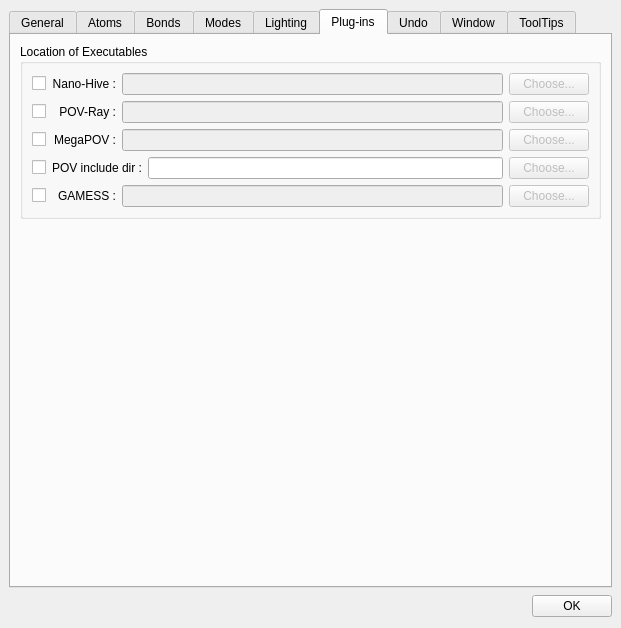
Qt form src/UserPrefsDialog.ui (kanzure/nanoengineer) before a commit.
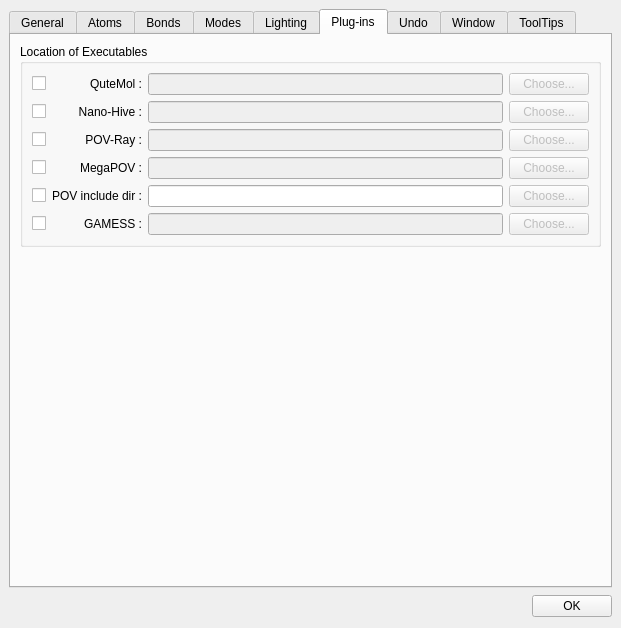
The same form after that commit. The open tabs and pages were chosen to show the change. Icons and pictures are not drawn.

Commit message: New code for QuteMol as a plug-in.

What changed in the file:
```diff
--- a/src/UserPrefsDialog.ui
+++ b/src/UserPrefsDialog.ui
@@ -3332,34 +3332,34 @@
       <attribute name="title" >
        <string>Plug-ins</string>
       </attribute>
-      <layout class="QGridLayout" >
+      <layout class="QVBoxLayout" >
        <property name="margin" >
         <number>9</number>
        </property>
        <property name="spacing" >
         <number>6</number>
        </property>
-       <item row="0" column="0" >
-        <layout class="QVBoxLayout" >
-         <property name="margin" >
-          <number>0</number>
+       <item>
+        <widget class="QGroupBox" name="file_locations_grp" >
+         <property name="title" >
+          <string>Location of Executables</string>
          </property>
-         <property name="spacing" >
-          <number>6</number>
-         </property>
-         <item>
-          <widget class="QGroupBox" name="file_locations_grp" >
-           <property name="title" >
-            <string>Location of Executables</string>
-           </property>
-           <layout class="QGridLayout" >
+         <layout class="QGridLayout" >
+          <property name="margin" >
+           <number>9</number>
+          </property>
+          <property name="spacing" >
+           <number>6</number>
+          </property>
+          <item row="0" column="0" >
+           <layout class="QVBoxLayout" >
             <property name="margin" >
-             <number>9</number>
+             <number>0</number>
             </property>
             <property name="spacing" >
              <number>6</number>
             </property>
-            <item row="4" column="0" >
+            <item>
              <layout class="QHBoxLayout" >
               <property name="margin" >
                <number>0</number>
@@ -3368,7 +3368,10 @@
                <number>6</number>
               </property>
               <item>
-               <widget class="QCheckBox" name="gamess_checkbox" >
+               <widget class="QCheckBox" name="qutemol_checkbox" >
+                <property name="enabled" >
+                 <bool>true</bool>
+                </property>
                 <property name="toolTip" >
                  <string>Enable GAMESS.</string>
                 </property>
@@ -3378,7 +3381,10 @@
                </widget>
               </item>
               <item>
-               <widget class="QLabel" name="gamess_lbl" >
+               <widget class="QLabel" name="qutemol_lbl" >
+                <property name="enabled" >
+                 <bool>true</bool>
+                </property>
                 <property name="sizePolicy" >
                  <sizepolicy>
                   <hsizetype>1</hsizetype>
@@ -3397,7 +3403,7 @@
                  <string>Enable GAMESS.</string>
                 </property>
                 <property name="text" >
-                 <string>GAMESS :</string>
+                 <string>QuteMol :</string>
                 </property>
                 <property name="alignment" >
                  <set>Qt::AlignRight|Qt::AlignTrailing|Qt::AlignVCenter</set>
@@ -3406,7 +3412,154 @@
               </item>
              </layout>
             </item>
-            <item row="3" column="0" colspan="2" >
+            <item>
+             <layout class="QHBoxLayout" >
+              <property name="margin" >
+               <number>0</number>
+              </property>
+              <property name="spacing" >
+               <number>6</number>
+              </property>
+              <item>
+               <widget class="QCheckBox" name="nanohive_checkbox" >
+                <property name="enabled" >
+                 <bool>true</bool>
+                </property>
+                <property name="toolTip" >
+                 <string>Enable Nano-Hive.</string>
+                </property>
+                <property name="text" >
+                 <string/>
+                </property>
+               </widget>
+              </item>
+              <item>
+               <widget class="QLabel" name="nanohive_lbl" >
+                <property name="enabled" >
+                 <bool>true</bool>
+                </property>
+                <property name="sizePolicy" >
+                 <sizepolicy>
+                  <hsizetype>1</hsizetype>
+                  <vsizetype>5</vsizetype>
+                  <horstretch>0</horstretch>
+                  <verstretch>0</verstretch>
+                 </sizepolicy>
+                </property>
+                <property name="minimumSize" >
+                 <size>
+                  <width>60</width>
+                  <height>0</height>
+                 </size>
+                </property>
+                <property name="toolTip" >
+                 <string>Enable Nano-Hive.</string>
+                </property>
+                <property name="text" >
+                 <string>Nano-Hive :</string>
+                </property>
+                <property name="alignment" >
+                 <set>Qt::AlignRight|Qt::AlignTrailing|Qt::AlignVCenter</set>
+                </property>
+               </widget>
+              </item>
+             </layout>
+            </item>
+            <item>
+             <layout class="QHBoxLayout" >
+              <property name="margin" >
+               <number>0</number>
+              </property>
+              <property name="spacing" >
+               <number>6</number>
+              </property>
+              <item>
+               <widget class="QCheckBox" name="povray_checkbox" >
+                <property name="toolTip" >
+                 <string>Enable POV-Ray</string>
+                </property>
+                <property name="text" >
+                 <string/>
+                </property>
+               </widget>
+              </item>
+              <item>
+               <widget class="QLabel" name="povray_lbl" >
+                <property name="sizePolicy" >
+                 <sizepolicy>
+                  <hsizetype>1</hsizetype>
+                  <vsizetype>5</vsizetype>
+                  <horstretch>0</horstretch>
+                  <verstretch>0</verstretch>
+                 </sizepolicy>
+                </property>
+                <property name="minimumSize" >
+                 <size>
+                  <width>60</width>
+                  <height>0</height>
+                 </size>
+                </property>
+                <property name="toolTip" >
+                 <string>Enable POV-Ray</string>
+                </property>
+                <property name="text" >
+                 <string>POV-Ray :</string>
+                </property>
+                <property name="alignment" >
+                 <set>Qt::AlignRight|Qt::AlignTrailing|Qt::AlignVCenter</set>
+                </property>
+               </widget>
+              </item>
+             </layout>
+            </item>
+            <item>
+             <layout class="QHBoxLayout" >
+              <property name="margin" >
+               <number>0</number>
+              </property>
+              <property name="spacing" >
+               <number>6</number>
+              </property>
+              <item>
+               <widget class="QCheckBox" name="megapov_checkbox" >
+                <property name="toolTip" >
+                 <string>Enable MegaPOV</string>
+                </property>
+                <property name="text" >
+                 <string/>
+                </property>
+               </widget>
+              </item>
+              <item>
+               <widget class="QLabel" name="megapov_lbl" >
+                <property name="sizePolicy" >
+                 <sizepolicy>
+                  <hsizetype>1</hsizetype>
+                  <vsizetype>5</vsizetype>
+                  <horstretch>0</horstretch>
+                  <verstretch>0</verstretch>
+                 </sizepolicy>
+                </property>
+                <property name="minimumSize" >
+                 <size>
+                  <width>60</width>
+                  <height>0</height>
+                 </size>
+                </property>
+                <property name="toolTip" >
+                 <string>Enable MegaPOV</string>
+                </property>
+                <property name="text" >
+                 <string>MegaPOV :</string>
+                </property>
+                <property name="alignment" >
+                 <set>Qt::AlignRight|Qt::AlignTrailing|Qt::AlignVCenter</set>
+                </property>
+               </widget>
+              </item>
+             </layout>
+            </item>
+            <item>
              <layout class="QHBoxLayout" >
               <property name="margin" >
                <number>0</number>
@@ -3442,7 +3595,7 @@
               </item>
              </layout>
             </item>
-            <item row="2" column="0" >
+            <item>
              <layout class="QHBoxLayout" >
               <property name="margin" >
                <number>0</number>
@@ -3451,7 +3604,7 @@
                <number>6</number>
               </property>
               <item>
-               <widget class="QCheckBox" name="megapov_checkbox" >
+               <widget class="QCheckBox" name="gamess_checkbox" >
                 <property name="toolTip" >
                  <string>Enable MegaPOV</string>
                 </property>
@@ -3461,7 +3614,7 @@
                </widget>
               </item>
               <item>
-               <widget class="QLabel" name="megapov_lbl" >
+               <widget class="QLabel" name="gamess_lbl" >
                 <property name="sizePolicy" >
                  <sizepolicy>
                   <hsizetype>1</hsizetype>
@@ -3480,7 +3633,7 @@
                  <string>Enable MegaPOV</string>
                 </property>
                 <property name="text" >
-                 <string>MegaPOV :</string>
+                 <string>GAMESS :</string>
                 </property>
                 <property name="alignment" >
                  <set>Qt::AlignRight|Qt::AlignTrailing|Qt::AlignVCenter</set>
@@ -3489,108 +3642,18 @@
               </item>
              </layout>
             </item>
-            <item row="1" column="0" >
-             <layout class="QHBoxLayout" >
-              <property name="margin" >
-               <number>0</number>
-              </property>
-              <property name="spacing" >
-               <number>6</number>
-              </property>
-              <item>
-               <widget class="QCheckBox" name="povray_checkbox" >
-                <property name="toolTip" >
-                 <string>Enable POV-Ray</string>
-                </property>
-                <property name="text" >
-                 <string/>
-                </property>
-               </widget>
-              </item>
-              <item>
-               <widget class="QLabel" name="povray_lbl" >
-                <property name="sizePolicy" >
-                 <sizepolicy>
-                  <hsizetype>1</hsizetype>
-                  <vsizetype>5</vsizetype>
-                  <horstretch>0</horstretch>
-                  <verstretch>0</verstretch>
-                 </sizepolicy>
-                </property>
-                <property name="minimumSize" >
-                 <size>
-                  <width>60</width>
-                  <height>0</height>
-                 </size>
-                </property>
-                <property name="toolTip" >
-                 <string>Enable POV-Ray</string>
-                </property>
-                <property name="text" >
-                 <string>POV-Ray :</string>
-                </property>
-                <property name="alignment" >
-                 <set>Qt::AlignRight|Qt::AlignTrailing|Qt::AlignVCenter</set>
-                </property>
-               </widget>
-              </item>
-             </layout>
-            </item>
+           </layout>
+          </item>
+          <item row="0" column="1" >
+           <layout class="QGridLayout" >
+            <property name="margin" >
+             <number>0</number>
+            </property>
+            <property name="spacing" >
+             <number>6</number>
+            </property>
             <item row="0" column="0" >
-             <layout class="QHBoxLayout" >
-              <property name="margin" >
-               <number>0</number>
-              </property>
-              <property name="spacing" >
-               <number>6</number>
-              </property>
-              <item>
-               <widget class="QCheckBox" name="nanohive_checkbox" >
-                <property name="enabled" >
-                 <bool>true</bool>
-                </property>
-                <property name="toolTip" >
-                 <string>Enable Nano-Hive.</string>
-                </property>
-                <property name="text" >
-                 <string/>
-                </property>
-               </widget>
-              </item>
-              <item>
-               <widget class="QLabel" name="nanohive_lbl" >
-                <property name="enabled" >
-                 <bool>true</bool>
-                </property>
-                <property name="sizePolicy" >
-                 <sizepolicy>
-                  <hsizetype>1</hsizetype>
-                  <vsizetype>5</vsizetype>
-                  <horstretch>0</horstretch>
-                  <verstretch>0</verstretch>
-                 </sizepolicy>
-                </property>
-                <property name="minimumSize" >
-                 <size>
-                  <width>60</width>
-                  <height>0</height>
-                 </size>
-                </property>
-                <property name="toolTip" >
-                 <string>Enable Nano-Hive.</string>
-                </property>
-                <property name="text" >
-                 <string>Nano-Hive :</string>
-                </property>
-                <property name="alignment" >
-                 <set>Qt::AlignRight|Qt::AlignTrailing|Qt::AlignVCenter</set>
-                </property>
-               </widget>
-              </item>
-             </layout>
-            </item>
-            <item row="0" column="3" >
-             <widget class="QPushButton" name="nanohive_choose_btn" >
+             <widget class="QLineEdit" name="qutemol_path_linedit" >
               <property name="enabled" >
                <bool>false</bool>
               </property>
@@ -3598,16 +3661,9 @@
                <string>Choose location of Nano-Hive executable </string>
               </property>
               <property name="text" >
-               <string>Choose...</string>
+               <string/>
               </property>
-              <property name="autoDefault" >
-               <bool>false</bool>
-              </property>
-             </widget>
-            </item>
-            <item row="3" column="2" >
-             <widget class="QLineEdit" name="povdir_linedit" >
-              <property name="enabled" >
+              <property name="readOnly" >
                <bool>true</bool>
               </property>
               <property name="toolTip" >
@@ -3615,23 +3671,32 @@
               </property>
              </widget>
             </item>
-            <item row="4" column="3" >
-             <widget class="QPushButton" name="gamess_choose_btn" >
+            <item row="5" column="0" >
+             <widget class="QLineEdit" name="gamess_path_linedit" >
               <property name="enabled" >
                <bool>false</bool>
               </property>
+              <property name="maximumSize" >
+               <size>
+                <width>32767</width>
+                <height>32767</height>
+               </size>
+              </property>
               <property name="toolTip" >
                <string>Choose GAMESS executable</string>
               </property>
               <property name="text" >
-               <string>Choose...</string>
+               <string/>
               </property>
-              <property name="autoDefault" >
-               <bool>false</bool>
+              <property name="maxLength" >
+               <number>32767</number>
               </property>
+              <property name="readOnly" >
+               <bool>true</bool>
+              </property>
              </widget>
             </item>
-            <item row="3" column="3" >
+            <item row="4" column="1" >
              <widget class="QPushButton" name="povdir_choose_btn" >
               <property name="enabled" >
                <bool>false</bool>
@@ -3644,7 +3709,7 @@
               </property>
              </widget>
             </item>
-            <item row="2" column="3" >
+            <item row="3" column="1" >
              <widget class="QPushButton" name="megapov_choose_btn" >
               <property name="enabled" >
                <bool>false</bool>
@@ -3660,7 +3725,32 @@
               </property>
              </widget>
             </item>
-            <item row="1" column="3" >
+            <item row="2" column="0" >
+             <widget class="QLineEdit" name="povray_path_linedit" >
+              <property name="enabled" >
+               <bool>false</bool>
+              </property>
+              <property name="maximumSize" >
+               <size>
+                <width>32767</width>
+                <height>32767</height>
+               </size>
+              </property>
+              <property name="toolTip" >
+               <string>The full path to the POV-Ray executable file.</string>
+              </property>
+              <property name="text" >
+               <string/>
+              </property>
+              <property name="maxLength" >
+               <number>32767</number>
+              </property>
+              <property name="readOnly" >
+               <bool>true</bool>
+              </property>
+             </widget>
+            </item>
+            <item row="2" column="1" >
              <widget class="QPushButton" name="povray_choose_btn" >
               <property name="enabled" >
                <bool>false</bool>
@@ -3676,32 +3766,62 @@
               </property>
              </widget>
             </item>
-            <item row="4" column="1" colspan="2" >
-             <widget class="QLineEdit" name="gamess_path_linedit" >
+            <item row="4" column="0" >
+             <widget class="QLineEdit" name="povdir_linedit" >
               <property name="enabled" >
-               <bool>false</bool>
-              </property>
-              <property name="maximumSize" >
-               <size>
-                <width>32767</width>
-                <height>32767</height>
-               </size>
-              </property>
-              <property name="toolTip" >
-               <string>The gamess executable file. Usually it's called gamess.??.x or ??gamess.exe.</string>
-              </property>
-              <property name="text" >
-               <string/>
-              </property>
-              <property name="maxLength" >
-               <number>32767</number>
-              </property>
-              <property name="readOnly" >
                <bool>true</bool>
               </property>
              </widget>
             </item>
-            <item row="2" column="1" colspan="2" >
+            <item row="5" column="1" >
+             <widget class="QPushButton" name="gamess_choose_btn" >
+              <property name="enabled" >
+               <bool>false</bool>
+              </property>
+              <property name="toolTip" >
+               <string>Choose GAMESS executable</string>
+              </property>
+              <property name="text" >
+               <string>Choose...</string>
+              </property>
+              <property name="autoDefault" >
+               <bool>false</bool>
+              </property>
+             </widget>
+            </item>
+            <item row="0" column="1" >
+             <widget class="QPushButton" name="qutemol_choose_btn" >
+              <property name="enabled" >
+               <bool>false</bool>
+              </property>
+              <property name="toolTip" >
+               <string>Choose location of Nano-Hive executable </string>
+              </property>
+              <property name="text" >
+               <string>Choose...</string>
+              </property>
+              <property name="autoDefault" >
+               <bool>false</bool>
+              </property>
+             </widget>
+            </item>
+            <item row="1" column="1" >
+             <widget class="QPushButton" name="nanohive_choose_btn" >
+              <property name="enabled" >
+               <bool>false</bool>
+              </property>
+              <property name="toolTip" >
+               <string>Choose location of Nano-Hive executable </string>
+              </property>
+              <property name="text" >
+               <string>Choose...</string>
+              </property>
+              <property name="autoDefault" >
+               <bool>false</bool>
+              </property>
+             </widget>
+            </item>
+            <item row="3" column="0" >
              <widget class="QLineEdit" name="megapov_path_linedit" >
               <property name="enabled" >
                <bool>false</bool>
@@ -3726,7 +3846,7 @@
               </property>
              </widget>
             </item>
-            <item row="0" column="1" colspan="2" >
+            <item row="1" column="0" >
              <widget class="QLineEdit" name="nanohive_path_linedit" >
               <property name="enabled" >
                <bool>false</bool>
@@ -3742,51 +3862,26 @@
               </property>
              </widget>
             </item>
-            <item row="1" column="1" colspan="2" >
-             <widget class="QLineEdit" name="povray_path_linedit" >
-              <property name="enabled" >
-               <bool>false</bool>
-              </property>
-              <property name="maximumSize" >
-               <size>
-                <width>32767</width>
-                <height>32767</height>
-               </size>
-              </property>
-              <property name="toolTip" >
-               <string>The full path to the POV-Ray executable file.</string>
-              </property>
-              <property name="text" >
-               <string/>
-              </property>
-              <property name="maxLength" >
-               <number>32767</number>
-              </property>
-              <property name="readOnly" >
-               <bool>true</bool>
-              </property>
-             </widget>
-            </item>
            </layout>
-          </widget>
-         </item>
-         <item>
-          <spacer>
-           <property name="orientation" >
-            <enum>Qt::Vertical</enum>
-           </property>
-           <property name="sizeType" >
-            <enum>QSizePolicy::Expanding</enum>
-           </property>
-           <property name="sizeHint" >
-            <size>
-             <width>20</width>
-             <height>218</height>
-            </size>
-           </property>
-          </spacer>
-         </item>
-        </layout>
+          </item>
+         </layout>
+        </widget>
+       </item>
+       <item>
+        <spacer>
+         <property name="orientation" >
+          <enum>Qt::Vertical</enum>
+         </property>
+         <property name="sizeType" >
+          <enum>QSizePolicy::Expanding</enum>
+         </property>
+         <property name="sizeHint" >
+          <size>
+           <width>20</width>
+           <height>218</height>
+          </size>
+         </property>
+        </spacer>
        </item>
       </layout>
      </widget>
```
Left out of the diff: 20 changed lines with no effect on the pictures. The commit also changes 4 other files.
